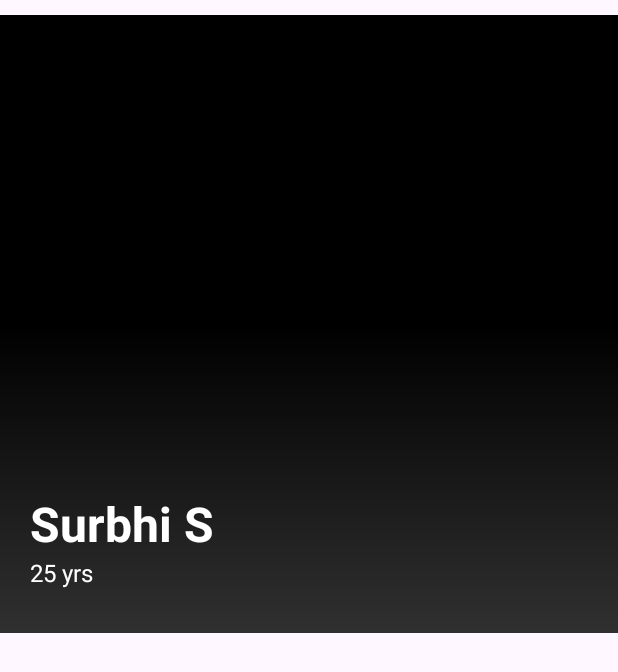
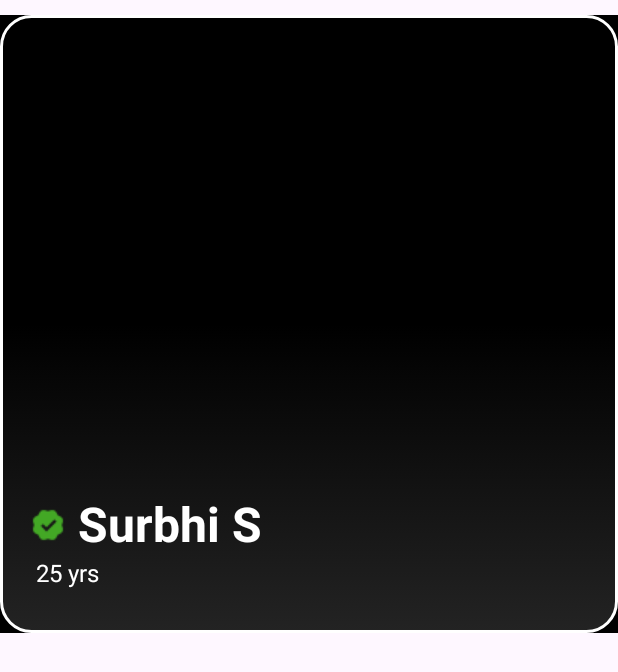
Before and after one commit to SahilJain8872/Matrimonial-App, an Android app: the layout layout_user.xml on its own in the app's theme, with its tools: preview values and no code run, on a phone screen of 412 x 824 dp. Shown: the top 672 px of the screen. Run offline under Robolectric (Android 15) with nearby library versions, the phone set to English and light mode, and no system bars.

Commit message:
added rounded corners

```diff
--- a/app/src/main/res/drawable/curve_background.xml
+++ b/app/src/main/res/drawable/curve_background.xml
@@ -1,5 +1,6 @@
 <?xml version="1.0" encoding="UTF-8"?>
 <shape xmlns:android="http://schemas.android.com/apk/res/android">
-    <stroke android:width="1dp" android:color="#B1BCBE" />
-    <corners android:radius="10dp"/>
+    <stroke android:width="2dp" android:color="#FDFCFC" />
+    <corners android:radius="20dp"/>
+    <padding android:left="2dp" android:top="2dp" android:right="2dp" android:bottom="2dp" />
 </shape>
--- a/app/src/main/res/drawable/user_card_gradient.xml
+++ b/app/src/main/res/drawable/user_card_gradient.xml
@@ -8,8 +8,11 @@
                 android:angle="270"
                 android:startColor="#00000000"
                 android:centerColor="#00000000"
-                android:endColor="#303030">
+                android:endColor="#232323">
             </gradient>
+            <stroke android:width="2dp" android:color="@color/white" />
+            <corners android:radius="20dp"/>
+            <padding android:left="2dp" android:top="2dp" android:right="2dp" android:bottom="2dp" />
         </shape>
     </item>
 </selector>
--- a/app/src/main/res/layout/activity_main.xml
+++ b/app/src/main/res/layout/activity_main.xml
@@ -4,7 +4,7 @@
     xmlns:tools="http://schemas.android.com/tools"
     android:layout_width="match_parent"
     android:layout_height="match_parent"
-    android:background="@color/primary"
+    android:background="@color/white"
     tools:context=".activity.MainActivity">
 
     <TextView
@@ -13,7 +13,7 @@
         android:layout_height="wrap_content"
         android:text="MatchMate"
         android:textSize="20sp"
-        android:textColor="@color/white"
+        android:textColor="@color/black"
         android:layout_marginTop="20dp"
         android:layout_marginStart="20dp"
         app:layout_constraintStart_toStartOf="parent"
--- a/app/src/main/res/layout/layout_user.xml
+++ b/app/src/main/res/layout/layout_user.xml
@@ -4,7 +4,6 @@
     android:layout_width="match_parent"
     android:layout_height="wrap_content"
     android:layout_marginTop="10dp"
-    android:background="@drawable/curve_background"
     xmlns:app="http://schemas.android.com/apk/res-auto">
 
     <ImageView
@@ -44,9 +43,13 @@
             android:layout_width="wrap_content"
             android:layout_height="wrap_content"
             tools:text="Surbhi S"
+            android:drawableStart="@drawable/verified_account_24px"
+            android:drawablePadding="8dp"
             android:textColor="@color/white"
             android:textStyle="bold"
             android:textSize="32sp"
+            android:maxLines="1"
+            android:ellipsize="end"
             android:includeFontPadding="false"
             app:layout_constraintStart_toStartOf="parent"
             app:layout_constraintTop_toTopOf="parent"
@@ -60,6 +63,7 @@
             android:textSize="16sp"
             android:includeFontPadding="false"
             android:layout_marginTop="4dp"
+            android:layout_marginStart="4dp"
             app:layout_constraintStart_toStartOf="@id/tvUsername"
             app:layout_constraintTop_toBottomOf="@+id/tvUsername"
             tools:text="25 yrs" />
```
Also changed, not shown: app/src/main/java/com/example/matrimonialapp/MainAdapter.kt (+9 -0 lines), app/src/main/res/drawable/verified_account.png (added), app/src/main/res/drawable/verified_account_24px.png (added).
